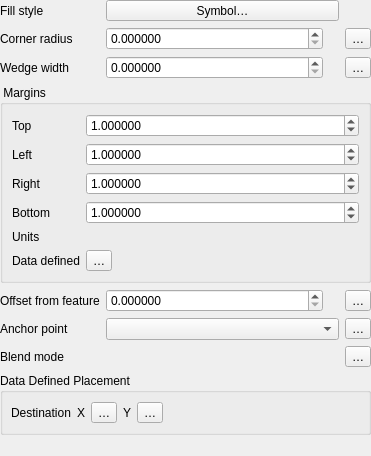
Old version of the form src/ui/callouts/widget_ballooncallout.ui in the repository carsmie/QGIS.
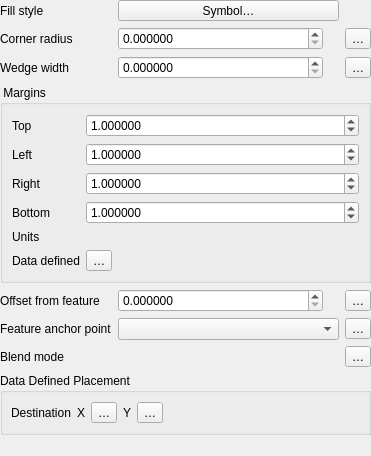
New version of the form. Custom widgets are drawn as their Qt base class.

Commit message: Emphasize that anchor point refers to feature side

```diff
--- a/src/ui/callouts/widget_ballooncallout.ui
+++ b/src/ui/callouts/widget_ballooncallout.ui
@@ -156,7 +156,7 @@
      <item row="5" column="0">
       <widget class="QLabel" name="mAnchorPointLbl">
        <property name="text">
-        <string>Anchor point</string>
+        <string>Feature anchor point</string>
        </property>
       </widget>
      </item>
```
The commit also changes 2 other files.
